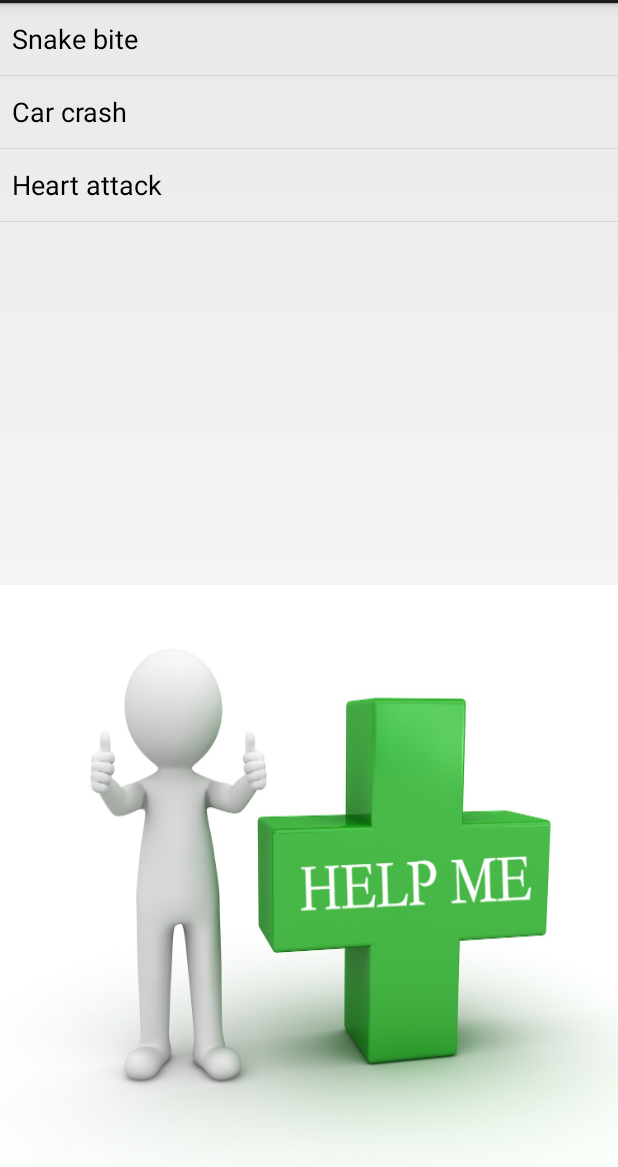
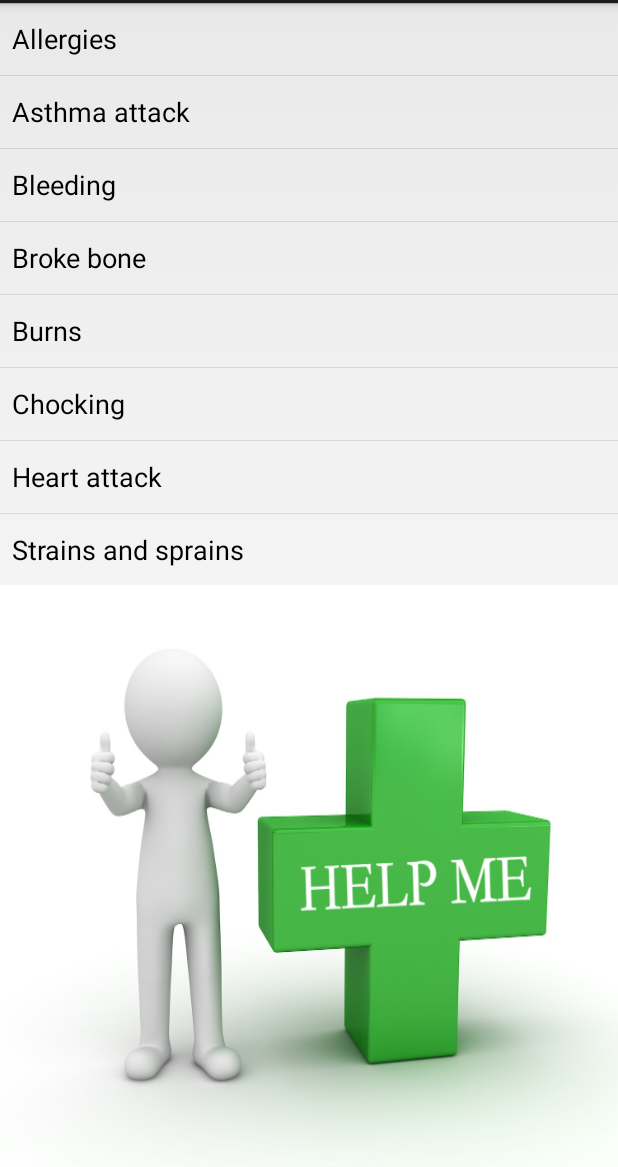
Before and after one commit to kimrtaylor/gac2013-tdylf, an Android app: the screen it shows after launch (MainActivity), on a phone screen of 412 x 824 dp, the part 69-1236 px from its top. Run offline under Robolectric (Android 15) with nearby library versions, the phone set to English and light mode, and no system bars.

Commit message:
List elements aded

```diff
--- a/PocketParamedicProject/PocketParamedic/src/main/java/com/gac2013/tdylf/pocketparamedic/StartFragment.java
+++ b/PocketParamedicProject/PocketParamedic/src/main/java/com/gac2013/tdylf/pocketparamedic/StartFragment.java
@@ -21,9 +21,14 @@ public class StartFragment extends Fragment {
         ListView listView = (ListView) vg.findViewById(R.id.listView);
 
         final String[] VALUES = new String[]{
-                "Snake bite",
-                "Car crash",
-                "Heart attack"
+                "Allergies",
+                "Asthma attack",
+                "Bleeding",
+                "Broke bone",
+                "Burns",
+                "Chocking",
+                "Heart attack",
+                "Strains and sprains"
         };
 
         ArrayAdapter<String> adapter = new ArrayAdapter<String>(getActivity(),
@@ -36,7 +41,7 @@ public class StartFragment extends Fragment {
 
                 Toast.makeText(getActivity().getApplicationContext(), "onItemClick", Toast.LENGTH_LONG).show();
 
-                ((MainActivity)getActivity()).setupInstructionScreen();
+                ((MainActivity) getActivity()).setupInstructionScreen();
 
             }
         });
```
